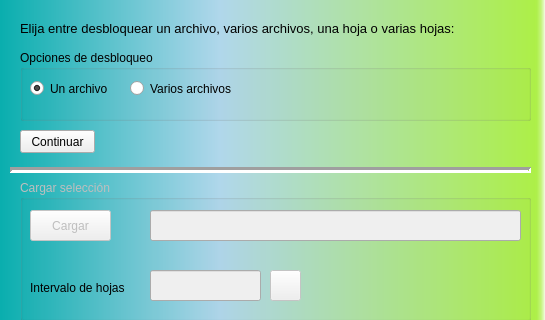
Before: the Qt Designer form unlockFile.ui in Harrybsg/excel_soft_breaker, drawn with Qt 5; both pictures show x 0 to 545 and y 0 to 320 of the 545 by 461 pixel window.
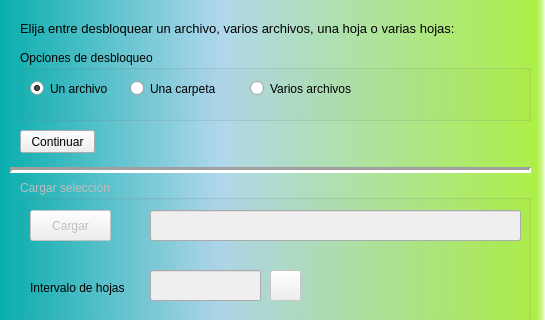
After: the same form once the commit is applied. Icons and pictures are not drawn.

Commit message: Update in main pgm and new option in UI

What changed in the file:
```diff
--- a/unlockFile.ui
+++ b/unlockFile.ui
@@ -78,6 +78,25 @@
       <height>17</height>
      </rect>
     </property>
+    <property name="toolTip">
+     <string>&lt;html&gt;&lt;head/&gt;&lt;body&gt;&lt;p&gt;Esta opción permite que se desbloqueen todas las páginas de todos los archivos del directorio o carpeta seleccionado.&lt;/p&gt;&lt;/body&gt;&lt;/html&gt;</string>
+    </property>
+    <property name="text">
+     <string>Una carpeta</string>
+    </property>
+   </widget>
+   <widget class="QRadioButton" name="multipleFiles">
+    <property name="enabled">
+     <bool>true</bool>
+    </property>
+    <property name="geometry">
+     <rect>
+      <x>230</x>
+      <y>30</y>
+      <width>101</width>
+      <height>17</height>
+     </rect>
+    </property>
     <property name="text">
      <string>Varios archivos</string>
     </property>
```
The commit also changes 1 other file.
